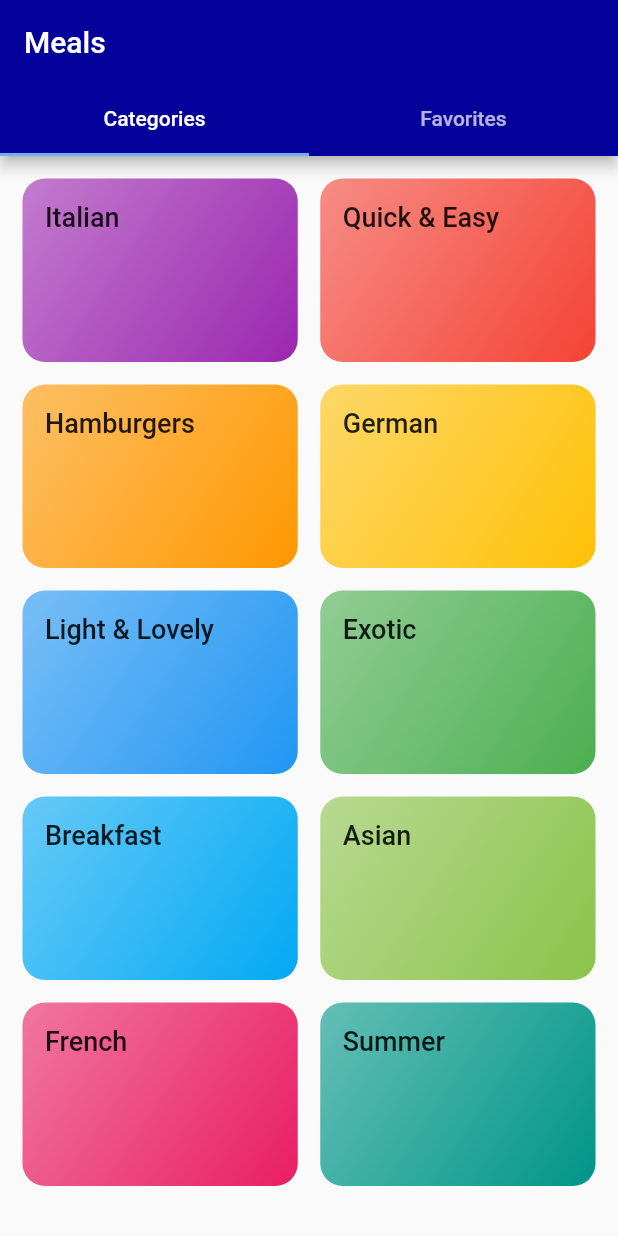
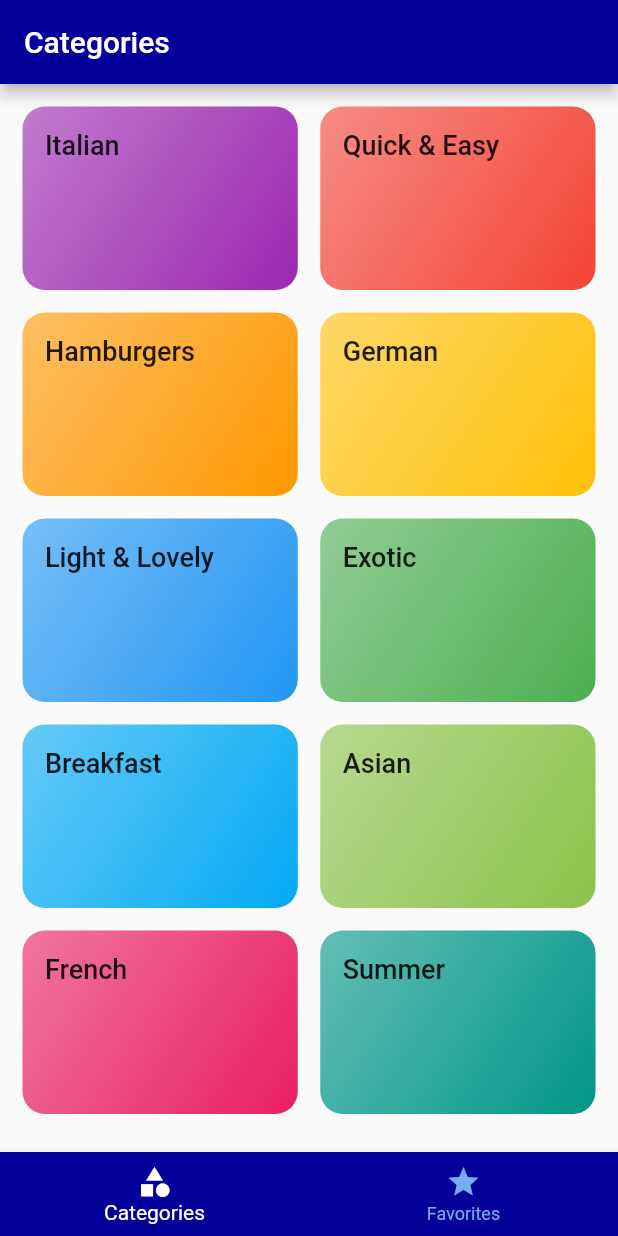
Before and after one commit to amrabdalfatah/Meal_App, a Flutter app: the screen it shows after launch, on a phone screen of 412 x 824 dp. Run offline on Flutter 3.47's test engine with Material 2 defaults, Android fonts, the phone set to English and light mode, and no system bars; Roboto replaces fonts that are missing (ReggaeOne).

```diff
--- a/lib/screens/tabs_screen.dart
+++ b/lib/screens/tabs_screen.dart
@@ -10,32 +10,47 @@ class TabsScreen extends StatefulWidget {
 }
 
 class _TabsScreeState extends State<TabsScreen> {
+  final List<Map<String, Object>> _pages = [
+    {
+      'page': CategoriesScreen(),
+      'title': 'Categories',
+    },
+    {
+      'page': FavoriteScreen(),
+      'title': 'Favorites',
+    },
+  ];
+  int _selectedPageIndex = 0;
+
+  void _selectPage(int index) {
+    setState(() {
+      _selectedPageIndex = index;
+    });
+  }
+
   @override
   Widget build(BuildContext context) {
-    return DefaultTabController(
-      length: 2,
-      child: Scaffold(
-        appBar: AppBar(
-          title: Text('Meals'),
-          bottom: TabBar(
-            tabs: [
-              Tab(
-                // icon: Icon(Icons.category),
-                text: 'Categories',
-              ),
-              Tab(
-                // icon: Icon(Icons.star),
-                text: 'Favorites',
-              ),
-            ],
+    return Scaffold(
+      appBar: AppBar(
+        title: Text(_pages[_selectedPageIndex]['title']),
+      ),
+      body: _pages[_selectedPageIndex]['page'],
+      bottomNavigationBar: BottomNavigationBar(
+        onTap: _selectPage,
+        backgroundColor: Theme.of(context).primaryColor,
+        unselectedItemColor: Theme.of(context).accentColor,
+        selectedItemColor: Colors.white,
+        currentIndex: _selectedPageIndex,
+        items: [
+          BottomNavigationBarItem(
+            icon: Icon(Icons.category),
+            label: 'Categories',
           ),
-        ),
-        body: TabBarView(
-          children: [
-            CategoriesScreen(),
-            FavoriteScreen(),
-          ],
-        ),
+          BottomNavigationBarItem(
+            icon: Icon(Icons.star),
+            label: 'Favorites',
+          ),
+        ],
       ),
     );
   }
```
